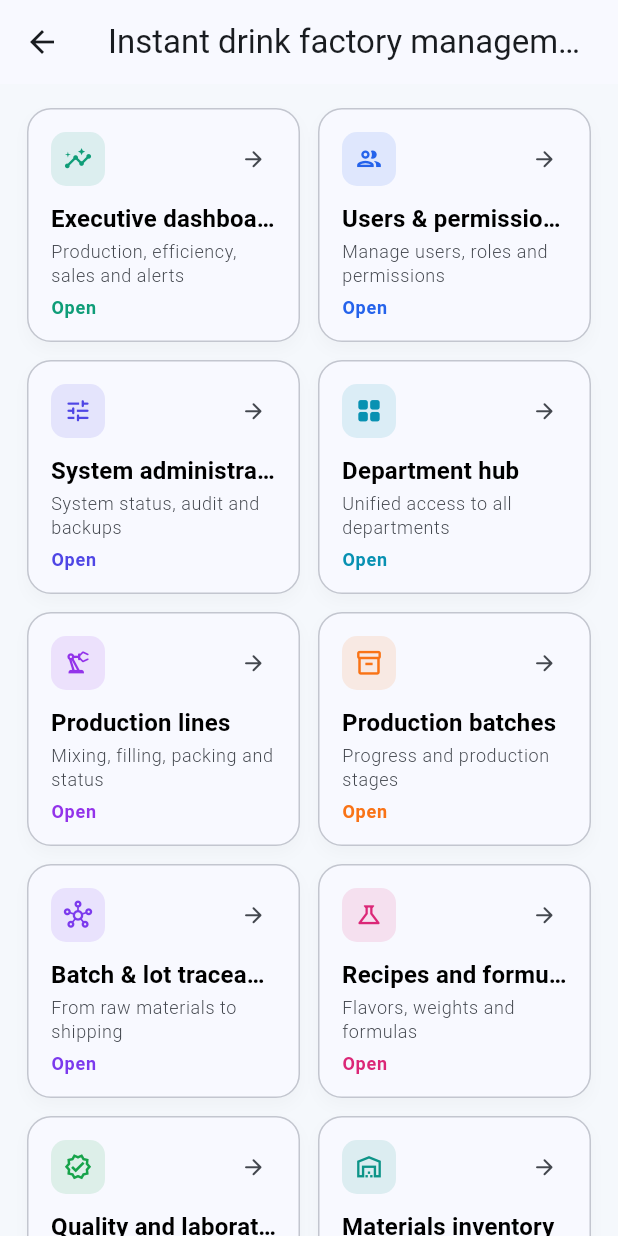
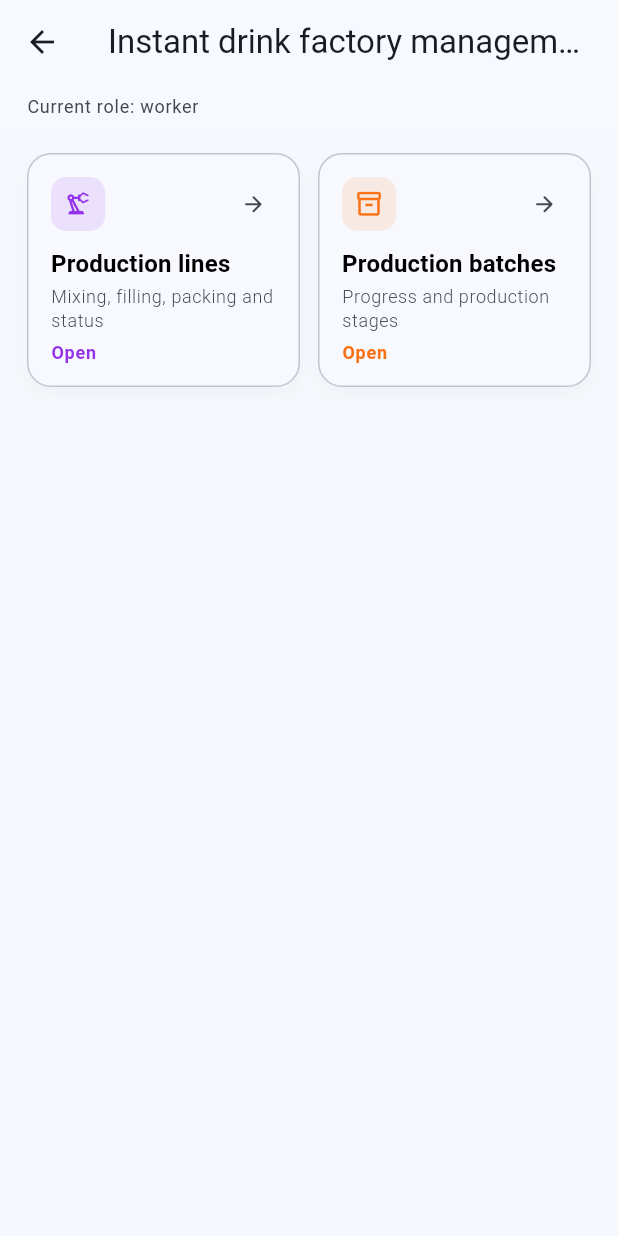
Before and after one commit to mohammadsorim2-gif/eman-experience, a Flutter app: the InstantDrinkFactoryHub screen opened directly with empty values, on a phone screen of 412 x 824 dp. Run offline on Flutter 3.47's test engine with Material 3 defaults, Android fonts, the phone set to English and light mode, and no system bars; our stand-ins replace cloud_firestore, firebase_auth, firebase_core, shared_preferences; accounts and stored records are empty; Roboto replaces fonts that are missing (NotoSans).

Commit message:
Apply role-aware access to factory modules

```diff
--- a/lib/screens/factory/instant_drink_factory_hub.dart
+++ b/lib/screens/factory/instant_drink_factory_hub.dart
@@ -2,6 +2,7 @@ import 'package:flutter/material.dart';
 
 import '../admin/access_control_screen.dart';
 import '../admin/admin_tools_hub.dart';
+import '../auth/firebase_auth_gate.dart';
 import '../distribution/sales_representatives_screen.dart';
 import '../executive/executive_factory_dashboard.dart';
 import '../intelligence/demand_forecast_screen.dart';
@@ -27,30 +28,176 @@ class InstantDrinkFactoryHub extends StatelessWidget {
 
   @override
   Widget build(BuildContext context) {
+    final session = AppSessionScope.maybeOf(context);
+    final role = (session?.role ?? 'worker').trim().toLowerCase();
     final modules = <_FactoryModule>[
-      _FactoryModule(tx('لوحة المدير التنفيذي', 'Yönetici paneli', 'Executive dashboard'), tx('الإنتاج والكفاءة والمبيعات والتنبيهات', 'Üretim, verimlilik, satış ve uyarılar', 'Production, efficiency, sales and alerts'), Icons.insights_outlined, const Color(0xFF0F9D78), () => ExecutiveFactoryDashboard(languageCode: languageCode)),
-      _FactoryModule(tx('المستخدمون والصلاحيات', 'Kullanıcılar ve yetkiler', 'Users & permissions'), tx('إدارة المستخدمين والأدوار والصلاحيات', 'Kullanıcıları, rolleri ve yetkileri yönetin', 'Manage users, roles and permissions'), Icons.group_outlined, const Color(0xFF2563EB), () => AccessControlScreen(languageCode: languageCode)),
-      _FactoryModule(tx('مركز إدارة النظام', 'Sistem yönetim merkezi', 'System administration'), tx('حالة النظام والسجلات والنسخ الاحتياطية', 'Sistem durumu, kayıtlar ve yedekler', 'System status, audit and backups'), Icons.tune_rounded, const Color(0xFF4F46E5), () => AdminToolsHub(languageCode: languageCode)),
-      _FactoryModule(tx('مركز الأقسام', 'Bölüm merkezi', 'Department hub'), tx('وصول موحد إلى جميع الأقسام', 'Tüm bölümlere birleşik erişim', 'Unified access to all departments'), Icons.grid_view_rounded, const Color(0xFF0891B2), () => DepartmentHubScreen(languageCode: languageCode)),
-      _FactoryModule(tx('خطوط ومحطات الإنتاج', 'Üretim hatları', 'Production lines'), tx('الخلط والتعبئة والتغليف وحالة التشغيل', 'Karıştırma, dolum ve paketleme', 'Mixing, filling, packing and status'), Icons.precision_manufacturing_outlined, const Color(0xFF9333EA), () => MachineFleetScreen(languageCode: languageCode)),
-      _FactoryModule(tx('دفعات الإنتاج', 'Üretim partileri', 'Production batches'), tx('متابعة نسب الإنجاز ومراحل التشغيل', 'İlerleme ve üretim aşamaları', 'Progress and production stages'), Icons.inventory_2_outlined, const Color(0xFFF97316), () => InstantDrinkBatchScreen(languageCode: languageCode)),
-      _FactoryModule(tx('تتبع الدفعة واللوط', 'Parti ve lot takibi', 'Batch & lot traceability'), tx('من المواد الخام حتى العميل والشحن', 'Hammaddeden müşteriye ve sevkiyata', 'From raw materials to shipping'), Icons.hub_outlined, const Color(0xFF7C3AED), () => BatchTraceabilityScreen(languageCode: languageCode)),
-      _FactoryModule(tx('الوصفات والتركيبات', 'Reçeteler', 'Recipes and formulas'), tx('النكهات والأوزان وتركيبة كل دفعة', 'Aroma, gramaj ve parti formülleri', 'Flavors, weights and formulas'), Icons.science_outlined, const Color(0xFFDB2777), () => InstantDrinkRecipeScreen(languageCode: languageCode)),
-      _FactoryModule(tx('الجودة والمختبر', 'Kalite ve laboratuvar', 'Quality and laboratory'), tx('فحص الطعم واللون والوزن والذوبان', 'Tat, renk, ağırlık ve çözünürlük', 'Taste, color, weight and solubility'), Icons.verified_outlined, const Color(0xFF16A34A), () => InstantDrinkQualityScreen(languageCode: languageCode)),
-      _FactoryModule(tx('مخزون المواد', 'Malzeme stoğu', 'Materials inventory'), tx('المواد الخام والتغليف والتنبيهات', 'Hammadde, ambalaj ve uyarılar', 'Raw materials, packaging and alerts'), Icons.warehouse_outlined, const Color(0xFF0D9488), () => InstantDrinkMaterialsScreen(languageCode: languageCode)),
-      _FactoryModule(tx('مستودع الباركود', 'Barkod deposu', 'Barcode warehouse'), tx('الاستلام والصرف والجرد والشحن', 'Giriş, çıkış, sayım ve sevkiyat', 'Receive, issue, count and ship'), Icons.qr_code_scanner_rounded, const Color(0xFF0284C7), () => BarcodeWarehouseScreen(languageCode: languageCode)),
-      _FactoryModule(tx('طلبات المبيعات', 'Satış siparişleri', 'Sales orders'), tx('ربط طلبات العملاء بالإنتاج والجاهزية', 'Siparişleri üretimle bağlayın', 'Connect orders to production'), Icons.receipt_long_outlined, const Color(0xFFEA580C), () => SalesOrdersScreen(languageCode: languageCode)),
-      _FactoryModule(tx('المندوبون وخطوط السير', 'Satış temsilcileri', 'Sales representatives'), tx('الأهداف والزيارات والتحصيل والمسارات', 'Hedefler, ziyaretler ve rotalar', 'Targets, visits and routes'), Icons.route_outlined, const Color(0xFF059669), () => SalesRepresentativesScreen(languageCode: languageCode)),
-      _FactoryModule(tx('المنتج النهائي والشحن', 'Bitmiş ürün ve sevkiyat', 'Finished goods & shipping'), tx('اللوطات والكراتين والطبليات والتحميل', 'Lotlar, koliler, paletler ve yükleme', 'Lots, cartons, pallets and loading'), Icons.local_shipping_outlined, const Color(0xFF2563EB), () => FinishedGoodsShippingScreen(languageCode: languageCode)),
-      _FactoryModule(tx('الصيانة الوقائية', 'Önleyici bakım', 'Preventive maintenance'), tx('المهام والاستحقاقات والأولويات', 'Görevler, tarihler ve öncelikler', 'Tasks, due dates and priorities'), Icons.build_outlined, const Color(0xFF64748B), () => PreventiveMaintenanceScreen(languageCode: languageCode)),
-      _FactoryModule(tx('التنبؤ بالطلب وخطة الإنتاج', 'Talep tahmini', 'Demand forecast'), tx('توقع الطلب واقتراح الدفعات والشراء', 'Talep, parti ve satın alma önerileri', 'Demand, batch and purchase suggestions'), Icons.auto_graph_rounded, const Color(0xFF7C3AED), () => DemandForecastScreen(languageCode: languageCode)),
-    ];
+      _FactoryModule(
+        tx('لوحة المدير التنفيذي', 'Yönetici paneli', 'Executive dashboard'),
+        tx('الإنتاج والكفاءة والمبيعات والتنبيهات', 'Üretim, verimlilik, satış ve uyarılar', 'Production, efficiency, sales and alerts'),
+        Icons.insights_outlined,
+        const Color(0xFF0F9D78),
+        () => ExecutiveFactoryDashboard(languageCode: languageCode),
+        roles: const {'owner', 'general_manager'},
+      ),
+      _FactoryModule(
+        tx('المستخدمون والصلاحيات', 'Kullanıcılar ve yetkiler', 'Users & permissions'),
+        tx('إدارة المستخدمين والأدوار والصلاحيات', 'Kullanıcıları, rolleri ve yetkileri yönetin', 'Manage users, roles and permissions'),
+        Icons.group_outlined,
+        const Color(0xFF2563EB),
+        () => AccessControlScreen(languageCode: languageCode),
+        roles: const {'owner', 'general_manager'},
+      ),
+      _FactoryModule(
+        tx('مركز إدارة النظام', 'Sistem yönetim merkezi', 'System administration'),
+        tx('حالة النظام والسجلات والنسخ الاحتياطية', 'Sistem durumu, kayıtlar ve yedekler', 'System status, audit and backups'),
+        Icons.tune_rounded,
+        const Color(0xFF4F46E5),
+        () => AdminToolsHub(languageCode: languageCode),
+        roles: const {'owner', 'general_manager'},
+      ),
+      _FactoryModule(
+        tx('مركز الأقسام', 'Bölüm merkezi', 'Department hub'),
+        tx('وصول موحد إلى جميع الأقسام', 'Tüm bölümlere birleşik erişim', 'Unified access to all departments'),
+        Icons.grid_view_rounded,
+        const Color(0xFF0891B2),
+        () => DepartmentHubScreen(languageCode: languageCode),
+        roles: const {'owner', 'general_manager'},
+      ),
+      _FactoryModule(
+        tx('خطوط ومحطات الإنتاج', 'Üretim hatları', 'Production lines'),
+        tx('الخلط والتعبئة والتغليف وحالة التشغيل', 'Karıştırma, dolum ve paketleme', 'Mixing, filling, packing and status'),
+        Icons.precision_manufacturing_outlined,
+        const Color(0xFF9333EA),
+        () => MachineFleetScreen(languageCode: languageCode),
+        roles: const {'owner', 'general_manager', 'production', 'quality', 'maintenance', 'worker'},
+      ),
+      _FactoryModule(
+        tx('دفعات الإنتاج', 'Üretim partileri', 'Production batches'),
+        tx('متابعة نسب الإنجاز ومراحل التشغيل', 'İlerleme ve üretim aşamaları', 'Progress and production stages'),
+        Icons.inventory_2_outlined,
+        const Color(0xFFF97316),
+        () => InstantDrinkBatchScreen(languageCode: languageCode),
+        roles: const {'owner', 'general_manager', 'production', 'quality', 'warehouse', 'worker'},
+      ),
+      _FactoryModule(
+        tx('تتبع الدفعة واللوط', 'Parti ve lot takibi', 'Batch & lot traceability'),
+        tx('من المواد الخام حتى العميل والشحن', 'Hammaddeden müşteriye ve sevkiyata', 'From raw materials to shipping'),
+        Icons.hub_outlined,
+        const Color(0xFF7C3AED),
+        () => BatchTraceabilityScreen(languageCode: languageCode),
+        roles: const {'owner', 'general_manager', 'production', 'quality', 'warehouse', 'logistics', 'sales'},
+      ),
+      _FactoryModule(
+        tx('الوصفات والتركيبات', 'Reçeteler', 'Recipes and formulas'),
+        tx('النكهات والأوزان وتركيبة كل دفعة', 'Aroma, gramaj ve parti formülleri', 'Flavors, weights and formulas'),
+        Icons.science_outlined,
+        const Color(0xFFDB2777),
+        () => InstantDrinkRecipeScreen(languageCode: languageCode),
+        roles: const {'owner', 'general_manager', 'production', 'quality', 'purchasing'},
+      ),
+      _FactoryModule(
+        tx('الجودة والمختبر', 'Kalite ve laboratuvar', 'Quality and laboratory'),
+        tx('فحص الطعم واللون والوزن والذوبان', 'Tat, renk, ağırlık ve çözünürlük', 'Taste, color, weight and solubility'),
+        Icons.verified_outlined,
+        const Color(0xFF16A34A),
+        () => InstantDrinkQualityScreen(languageCode: languageCode),
+        roles: const {'owner', 'general_manager', 'quality', 'production'},
+      ),
+      _FactoryModule(
+        tx('مخزون المواد', 'Malzeme stoğu', 'Materials inventory'),
+        tx('المواد الخام والتغليف والتنبيهات', 'Hammadde, ambalaj ve uyarılar', 'Raw materials, packaging and alerts'),
+        Icons.warehouse_outlined,
+        const Color(0xFF0D9488),
+        () => InstantDrinkMaterialsScreen(languageCode: languageCode),
+        roles: const {'owner', 'general_manager', 'warehouse', 'production', 'purchasing', 'accounting'},
+      ),
+      _FactoryModule(
+        tx('مستودع الباركود', 'Barkod deposu', 'Barcode warehouse'),
+        tx('الاستلام والصرف والجرد والشحن', 'Giriş, çıkış, sayım ve sevkiyat', 'Receive, issue, count and ship'),
+        Icons.qr_code_scanner_rounded,
+        const Color(0xFF0284C7),
+        () => BarcodeWarehouseScreen(languageCode: languageCode),
+        roles: const {'owner', 'general_manager', 'warehouse', 'logistics'},
+      ),
+      _FactoryModule(
+        tx('طلبات المبيعات', 'Satış siparişleri', 'Sales orders'),
+        tx('ربط طلبات العملاء بالإنتاج والجاهزية', 'Siparişleri üretimle bağlayın', 'Connect orders to production'),
+        Icons.receipt_long_outlined,
+        const Color(0xFFEA580C),
+        () => SalesOrdersScreen(languageCode: languageCode),
+        roles: const {'owner', 'general_manager', 'sales', 'production', 'accounting'},
+      ),
+      _FactoryModule(
+        tx('المندوبون وخطوط السير', 'Satış temsilcileri', 'Sales representatives'),
+        tx('الأهداف والزيارات والتحصيل والمسارات', 'Hedefler, ziyaretler ve rotalar', 'Targets, visits and routes'),
+        Icons.route_outlined,
+        const Color(0xFF059669),
+        () => SalesRepresentativesScreen(languageCode: languageCode),
+        roles: const {'owner', 'general_manager', 'sales', 'accounting'},
+      ),
+      _FactoryModule(
+        tx('المنتج النهائي والشحن', 'Bitmiş ürün ve sevkiyat', 'Finished goods & shipping'),
+        tx('اللوطات والكراتين والطبليات والتحميل', 'Lotlar, koliler, paletler ve yükleme', 'Lots, cartons, pallets and loading'),
+        Icons.local_shipping_outlined,
+        const Color(0xFF2563EB),
+        () => FinishedGoodsShippingScreen(languageCode: languageCode),
+        roles: const {'owner', 'general_manager', 'warehouse', 'logistics', 'sales', 'production'},
+      ),
+      _FactoryModule(
+        tx('الصيانة الوقائية', 'Önleyici bakım', 'Preventive maintenance'),
+        tx('المهام والاستحقاقات والأولويات', 'Görevler, tarihler ve öncelikler', 'Tasks, due dates and priorities'),
+        Icons.build_outlined,
+        const Color(0xFF64748B),
+        () => PreventiveMaintenanceScreen(languageCode: languageCode),
+        roles: const {'owner', 'general_manager', 'maintenance', 'production'},
+      ),
+      _FactoryModule(
+        tx('التنبؤ بالطلب وخطة الإنتاج', 'Talep tahmini', 'Demand forecast'),
+        tx('توقع الطلب واقتراح الدفعات والشراء', 'Talep, parti ve satın alma önerileri', 'Demand, batch and purchase suggestions'),
+        Icons.auto_graph_rounded,
+        const Color(0xFF7C3AED),
+        () => DemandForecastScreen(languageCode: languageCode),
+        roles: const {'owner', 'general_manager', 'sales', 'production', 'purchasing'},
+      ),
+    ].where((module) => module.roles.contains(role)).toList();
 
     return Scaffold(
       appBar: AppBar(
         title: Text(tx('نظام إدارة معمل العصير', 'İçecek fabrikası yönetimi', 'Instant drink factory management')),
+        bottom: PreferredSize(
+          preferredSize: const Size.fromHeight(30),
+          child: Padding(
+            padding: const EdgeInsetsDirectional.only(start: 18, end: 18, bottom: 8),
+            child: Align(
+              alignment: AlignmentDirectional.centerStart,
+              child: Text(
+                tx('الدور الحالي: $role', 'Geçerli rol: $role', 'Current role: $role'),
+                style: Theme.of(context).textTheme.labelMedium?.copyWith(
+                      color: Theme.of(context).colorScheme.onSurfaceVariant,
                     ),
-      body: GridView.builder(
+              ),
+            ),
+          ),
+        ),
+      ),
+      body: modules.isEmpty
+          ? Center(
+              child: Padding(
+                padding: const EdgeInsets.all(24),
+                child: Column(
+                  mainAxisSize: MainAxisSize.min,
+                  children: [
+                    const Icon(Icons.lock_outline_rounded, size: 44),
+                    const SizedBox(height: 12),
+                    Text(
+                      tx('لا توجد وحدات متاحة لهذا الدور', 'Bu rol için kullanılabilir modül yok', 'No modules are available for this role'),
+                      textAlign: TextAlign.center,
+                    ),
+                  ],
+                ),
+              ),
+            )
+          : GridView.builder(
               padding: const EdgeInsets.fromLTRB(18, 16, 18, 28),
               gridDelegate: const SliverGridDelegateWithMaxCrossAxisExtent(
                 maxCrossAxisExtent: 360,
@@ -189,10 +336,19 @@ class _ModuleCardState extends State<_ModuleCard> {
 }
 
 class _FactoryModule {
-  const _FactoryModule(this.title, this.subtitle, this.icon, this.color, this.builder);
+  const _FactoryModule(
+    this.title,
+    this.subtitle,
+    this.icon,
+    this.color,
+    this.builder, {
+    required this.roles,
+  });
+
   final String title;
   final String subtitle;
   final IconData icon;
   final Color color;
   final Widget Function() builder;
+  final Set<String> roles;
 }
```
Lines whose indentation alone changed are shown as unchanged.
